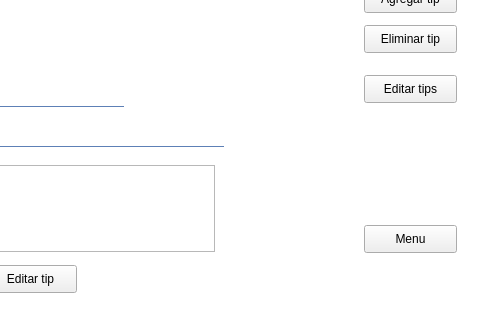
Above: mainwindow.ui from Laloses/Hospital before the change; both pictures show x 406 to 886 and y 200 to 520 of the 886 by 520 pixel window. Below: the same form after it.
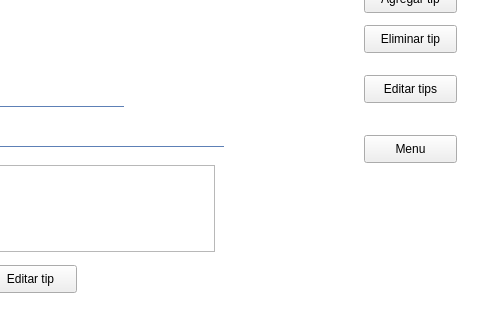
That is the form after the change. The open tabs and pages were chosen to show the change. Icons and pictures are not drawn.

Patch:
```diff
--- a/mainwindow.ui
+++ b/mainwindow.ui
@@ -3367,7 +3367,7 @@
           <property name="geometry">
            <rect>
             <x>760</x>
-            <y>300</y>
+            <y>210</y>
             <width>93</width>
             <height>28</height>
            </rect>
```
Left out of the diff: 12 changed lines with no effect on the pictures.
